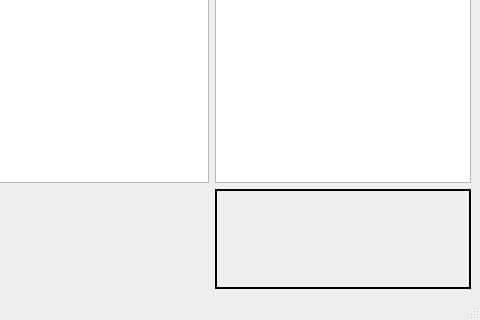
Above: forms/main_window.ui from lsst-sitcom/spot_motion_monitor before the change; both pictures show x 482 to 962 and y 365 to 685 of the 962 by 685 pixel window. Below: the same form after it.
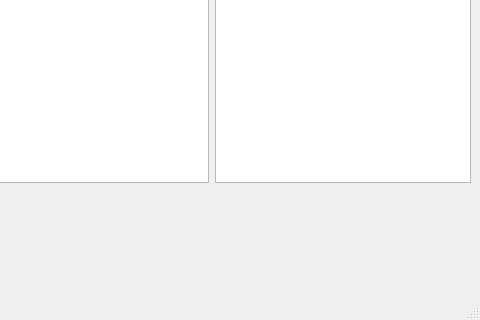
That is the form after the change. Custom widgets are drawn as their Qt base class.

Commit message: Adding camera data widget.

```diff
--- a/forms/main_window.ui
+++ b/forms/main_window.ui
@@ -108,7 +108,7 @@
          </widget>
         </item>
         <item>
-         <widget class="QWidget" name="statusInfo" native="true">
+         <widget class="CameraDataWidget" name="cameraData" native="true">
           <property name="minimumSize">
            <size>
             <width>100</width>
@@ -116,9 +116,7 @@
            </size>
           </property>
           <property name="styleSheet">
-           <string notr="true">border-color: black;
-border-width: 2px;
-border-style: solid;</string>
+           <string notr="true"/>
           </property>
          </widget>
         </item>
@@ -182,6 +180,12 @@
    <extends>QGraphicsView</extends>
    <header>spot_motion_monitor.views.camera_plot_widget</header>
   </customwidget>
+  <customwidget>
+   <class>CameraDataWidget</class>
+   <extends>QWidget</extends>
+   <header>spot_motion_monitor.views.camera_data_widget</header>
+   <container>1</container>
+  </customwidget>
  </customwidgets>
  <resources/>
  <connections/>
```
The commit also changes 5 other files.
